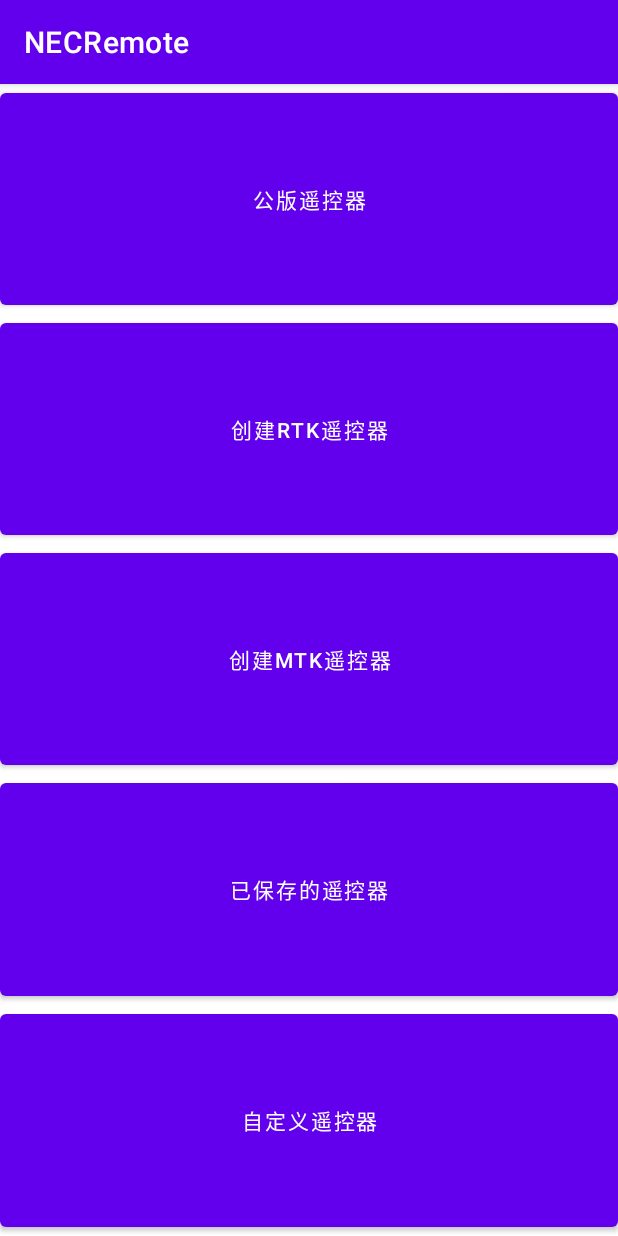
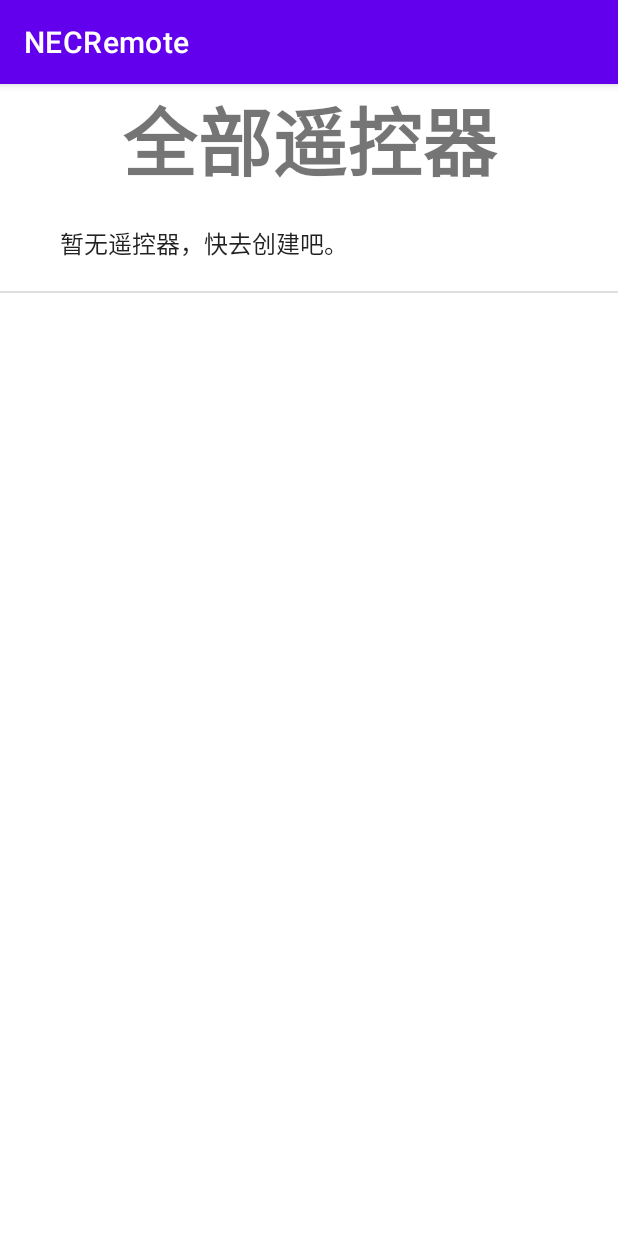
Before and after one commit to HuanYei/NECRemote, an Android app: the screen it shows after launch (HomeActivity before the commit, IRallActivity after it), after a tap on "已保存的遥控器", on a phone screen of 412 x 824 dp. Run offline under Robolectric (Android 15) with nearby library versions, the light colour scheme and no system bars; 1 statement that could not run was skipped.

Commit message:
添加sqlite存储遥控器

```diff
--- a/app/build.gradle
+++ b/app/build.gradle
@@ -29,6 +29,7 @@ android {
 }
 
 dependencies {
+    implementation 'com.squareup.okhttp3:okhttp:3.10.0'
     implementation 'com.jakewharton:butterknife:8.1.0'
     implementation 'androidx.appcompat:appcompat:1.2.0'
     implementation 'com.google.android.material:material:1.2.1'
--- a/app/src/main/AndroidManifest.xml
+++ b/app/src/main/AndroidManifest.xml
@@ -15,7 +15,8 @@
         android:roundIcon="@mipmap/ic_launcher_round"
         android:supportsRtl="true"
         android:theme="@style/Theme.NECRemote">
-        <activity android:name=".CreateMemoteActivity"></activity>
+        <activity android:name=".IRallActivity"></activity>
+        <activity android:name=".CreateMemoteActivity" />
         <activity android:name=".HomeActivity">
             <intent-filter>
                 <action android:name="android.intent.action.MAIN" />
@@ -24,7 +25,7 @@
             </intent-filter>
         </activity>
         <activity android:name=".MainActivity2" />
-        <activity android:name=".MainActivity"></activity>
+        <activity android:name=".MainActivity" />
     </application>
 
 </manifest>
--- a/app/src/main/java/com/zwt/necremote/HomeActivity.java
+++ b/app/src/main/java/com/zwt/necremote/HomeActivity.java
@@ -41,8 +41,11 @@ private Button pubic_remote,create_MTK_remote,create_RTK_remote,Storage_remote,c
                 startActivity(intent2);
                 break;
             case R.id.Storage_remote:
+                Intent intent3=new Intent(HomeActivity.this,IRallActivity.class);
+                startActivity(intent3);
                 break;
             case R.id.custom_remote:
+
                 break;
         }
 
--- /dev/null
+++ b/app/src/main/java/com/zwt/necremote/IRallActivity.java
@@ -0,0 +1,85 @@
+package com.zwt.necremote;
+
+import androidx.appcompat.app.AppCompatActivity;
+
+import android.content.Intent;
+import android.database.Cursor;
+import android.os.Bundle;
+import android.util.Log;
+import android.view.View;
+import android.widget.Adapter;
+import android.widget.AdapterView;
+import android.widget.ArrayAdapter;
+import android.widget.ListView;
+
+import com.zwt.necremote.db.DButil;
+
+import java.util.HashMap;
+import java.util.Map;
+
+public class IRallActivity extends AppCompatActivity {
+
+private static Map<String, String> nemote = new HashMap<>();
+public static Map<String, String> getNemoteMap(){
+        return nemote;
+    }
+private String TAG="IRallActivity";
+private String IRall[];
+private DButil dbutil;
+    @Override
+    protected void onCreate(Bundle savedInstanceState) {
+        super.onCreate(savedInstanceState);
+        setContentView(R.layout.activity_irall);
+        ListView listView=findViewById(R.id.list_iritem);
+        dbutil=new DButil(this);
+        IRall=dbutil.selectIRALL();
+        Log.e(TAG, "onCreate: "+IRall.toString() );
+        ArrayAdapter adapter;
+        if (IRall!=null) {
+            adapter = new ArrayAdapter<String>(this, android.R.layout.simple_expandable_list_item_1, IRall);
+        }else {
+            adapter = new ArrayAdapter<String>(this, android.R.layout.simple_expandable_list_item_1,new String[]{"暂无遥控器，快去创建吧。"});
+        }
+        listView.setAdapter(adapter);
+        listView.setOnItemClickListener(A());
+    }
+
+    public AdapterView.OnItemClickListener A(){
+        return  new AdapterView.OnItemClickListener() {
+            @Override
+            public void onItemClick(AdapterView<?> parent, View view, int position, long id) {
+                Cursor cursor=dbutil.selectIR(IRall[position]);
+                int IRKEYnumber=0;
+                if (cursor!=null&&cursor.moveToFirst()){
+                    Log.e(TAG, "selectIRALL: " );
+                }else{
+                    Log.e(TAG, "insertIR: null" );
+
+                }
+                do {
+                    IRKEYnumber++;
+                }while (cursor.moveToNext());
+                Log.e(TAG, "selectIRALL: "+IRKEYnumber );
+                String IRKEY[]=new String[IRKEYnumber];
+                String IRCODE[]=new String[IRKEYnumber];
+                cursor.moveToFirst();
+                int i=0;
+                do {
+                    String key=cursor.getString(cursor.getColumnIndex("IRKEY"));
+                    String code=cursor.getString(cursor.getColumnIndex("IRCODE"));
+                    IRKEY[i]=key;
+                    IRCODE[i]=code;
+                    nemote.put(key,code);
+                    i++;
+                }while (cursor.moveToNext());
+                Intent intent=new Intent(IRallActivity.this,MainActivity2.class);
+                intent.putExtra("IRCODE",IRCODE);
+                intent.putExtra("IRKEY",IRKEY);
+                intent.putExtra("IRKEY",IRKEY);
+                intent.putExtra("IRALL",true);
+                startActivity(intent);
+                finish();
+            }
+        };
+    }
+}
--- /dev/null
+++ b/app/src/main/java/com/zwt/necremote/db/DatabaseHelper.java
@@ -0,0 +1,39 @@
+package com.zwt.necremote.db;
+
+import android.content.Context;
+import android.database.sqlite.SQLiteDatabase;
+import android.database.sqlite.SQLiteOpenHelper;
+
+import androidx.annotation.Nullable;
+
+public class DatabaseHelper extends SQLiteOpenHelper {
+
+
+    public static DatabaseHelper mySQLiteOpenHelper;
+
+    private static final String DB_NAME = "person_info.db";
+    private static final int VERSION = 1;
+
+    public synchronized static DatabaseHelper getInstance(Context context) {
+        if (null == mySQLiteOpenHelper) {
+            mySQLiteOpenHelper = new DatabaseHelper(context, DB_NAME, null, VERSION);
+        }
+        return mySQLiteOpenHelper;
+    }
+
+    public DatabaseHelper(@Nullable Context context, @Nullable String name, @Nullable SQLiteDatabase.CursorFactory factory, int version) {
+        super(context, name, factory, version);
+    }
+
+    @Override
+    public void onCreate(SQLiteDatabase db) {
+        String sql = "create table NECIR(IRNAME varchar(20),IRKEY varchar(20),IRCODE varchar(20))";
+        db.execSQL(sql);
+    }
+
+    @Override
+    public void onUpgrade(SQLiteDatabase db, int oldVersion, int newVersion) {
+
+    }
+
+}
--- /dev/null
+++ b/app/src/main/res/layout/activity_irall.xml
@@ -0,0 +1,20 @@
+<?xml version="1.0" encoding="utf-8"?>
+<LinearLayout xmlns:android="http://schemas.android.com/apk/res/android"
+    xmlns:app="http://schemas.android.com/apk/res-auto"
+    xmlns:tools="http://schemas.android.com/tools"
+    android:layout_width="match_parent"
+    android:layout_height="match_parent"
+    android:orientation="vertical"
+    tools:context=".IRallActivity">
+    <TextView
+        android:gravity="center"
+        android:text="全部遥控器"
+        android:textSize="50dp"
+        android:textStyle="bold"
+        android:layout_width="match_parent"
+        android:layout_height="wrap_content"/>
+    <ListView
+        android:id="@+id/list_iritem"
+        android:layout_width="match_parent"
+        android:layout_height="match_parent"/>
+</LinearLayout>
--- a/build.gradle
+++ b/build.gradle
@@ -5,7 +5,7 @@ buildscript {
         jcenter()
     }
     dependencies {
-        classpath "com.android.tools.build:gradle:4.1.1"
+        classpath 'com.android.tools.build:gradle:4.2.1'
 
         // NOTE: Do not place your application dependencies here; they belong
         // in the individual module build.gradle files
```
Also changed, not shown: app/src/main/java/com/zwt/necremote/CreateMemoteActivity.java (+10 -2 lines), app/src/main/java/com/zwt/necremote/MainActivity2.java (+7 -3 lines), app/src/main/java/com/zwt/necremote/db/DButil.java (added, +85 -0 lines), app/src/main/res/layout/activity_create_memote.xml (+16 -10 lines), gradle/wrapper/gradle-wrapper.properties.
